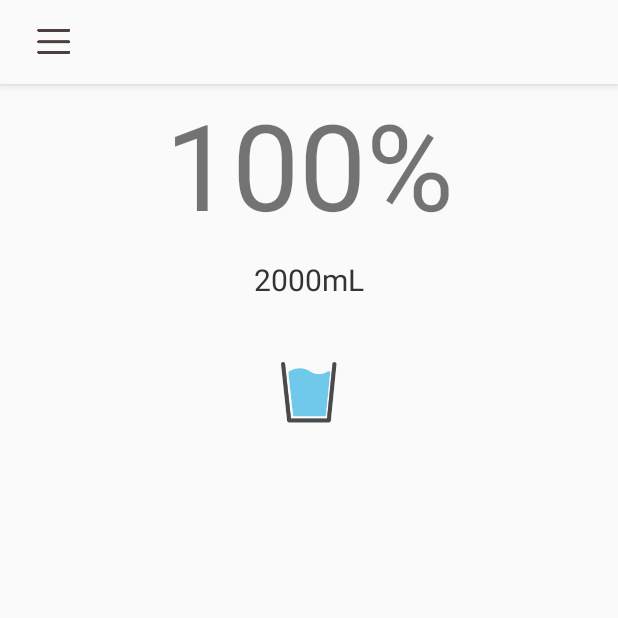
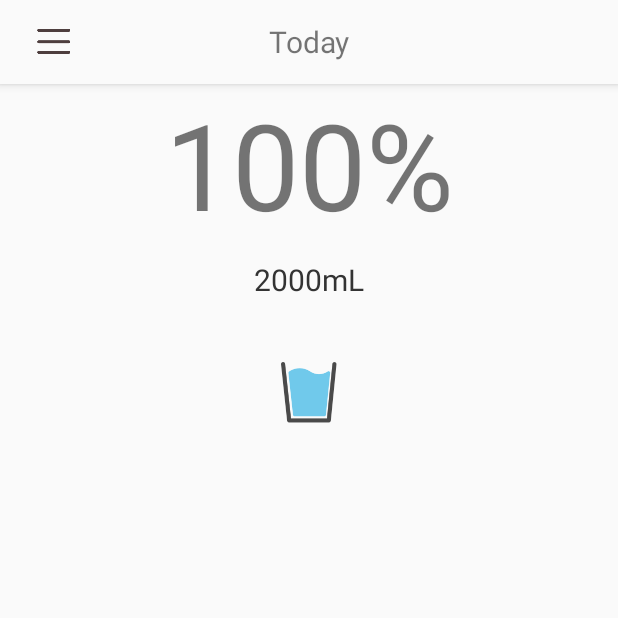
Before and after one commit to plane11/drink-water, an Android app: the screen it shows after launch (DailyStatusActivity), on a phone screen of 412 x 824 dp, the top half of it. Run offline under Robolectric (Android 15) with nearby library versions, the phone set to English and light mode, and no system bars; our stand-ins replace ButterKnife, Dagger/Hilt's generated code.

Commit message:
add default date(today) text

```diff
--- a/app/src/main/res/layout/actionbar_drink_status.xml
+++ b/app/src/main/res/layout/actionbar_drink_status.xml
@@ -11,4 +11,12 @@
         android:layout_marginRight="10dp"
         />
 
+    <TextView
+        android:layout_width="match_parent"
+        android:layout_height="wrap_content"
+        android:text="Today"
+        android:textSize="20sp"
+        android:layout_centerVertical="true"
+        android:textAlignment="center"/>
+
 </RelativeLayout>
```
